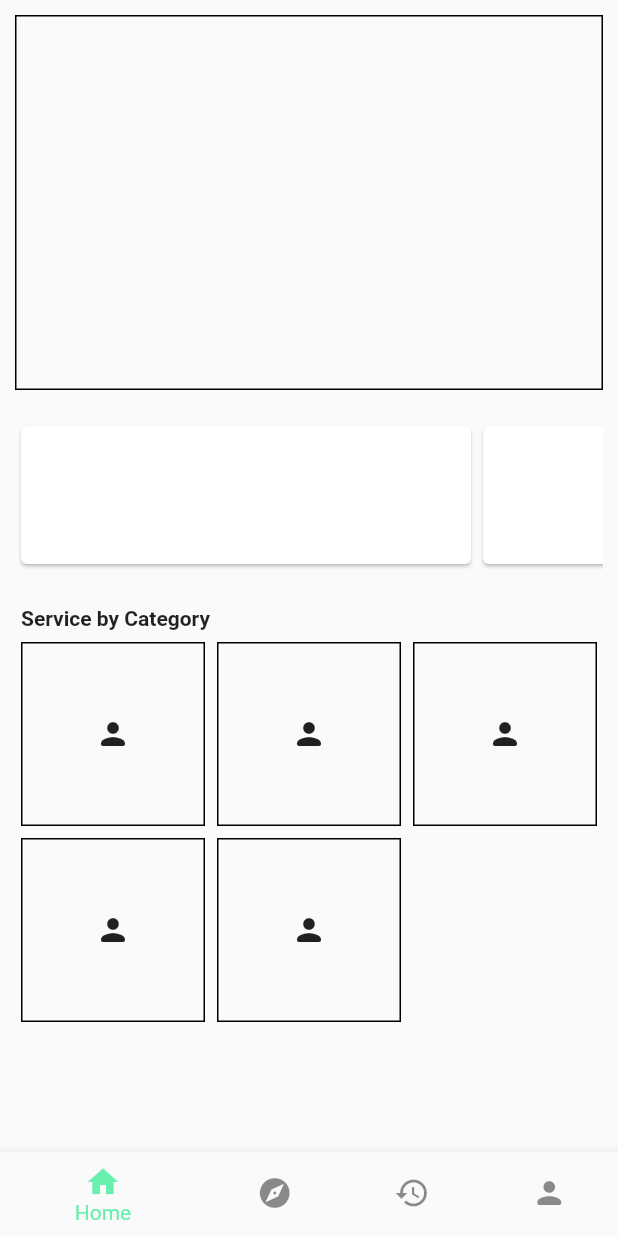
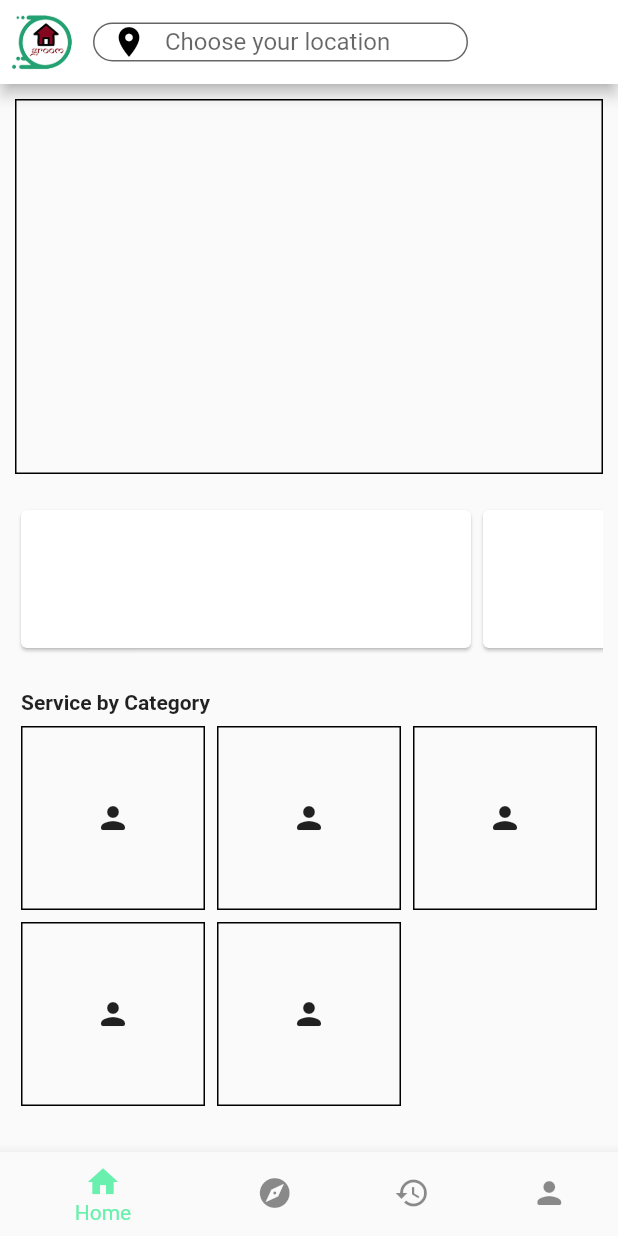
Before and after one commit to pratyushharsh/housegroom, a Flutter app: the screen it shows after launch, on a phone screen of 412 x 824 dp. Run offline on Flutter 3.47's test engine with Material 2 defaults, Android fonts, the phone set to English and light mode, and no system bars; our stand-ins replace bloc, equatable, flutter_bloc.

Commit message:
UI changes

```diff
--- a/lib/home/view/landing.dart
+++ b/lib/home/view/landing.dart
@@ -41,6 +41,34 @@ class LandingScreen extends StatelessWidget {
   @override
   Widget build(BuildContext context) {
     return Scaffold(
+      appBar: AppBar(
+        backgroundColor: Colors.white,
+        leading: Container(
+          margin: EdgeInsets.all(8),
+          child: Image.asset(
+            'images/groom1.png',
+          ),
+        ),
+        actions: [
+          Container(
+            margin: EdgeInsets.only(right: 100, top: 15, bottom: 15),
+            width: 250,
+            child: TextField(
+              decoration: InputDecoration(
+                  border: OutlineInputBorder(
+                    borderRadius: BorderRadius.all(
+                      Radius.circular(50.0),
+                    ),
+                  ),
+                  filled: true,
+                  contentPadding: EdgeInsets.only(top: 5),
+                  prefixIcon: Icon(Icons.location_on, color: Colors.black),
+                  hintText: "Choose your location",
+                  fillColor: Colors.white70),
+            ),
+          )
+        ],
+      ),
       body: SingleChildScrollView(
         child: Container(
           padding: EdgeInsets.all(10),
```
